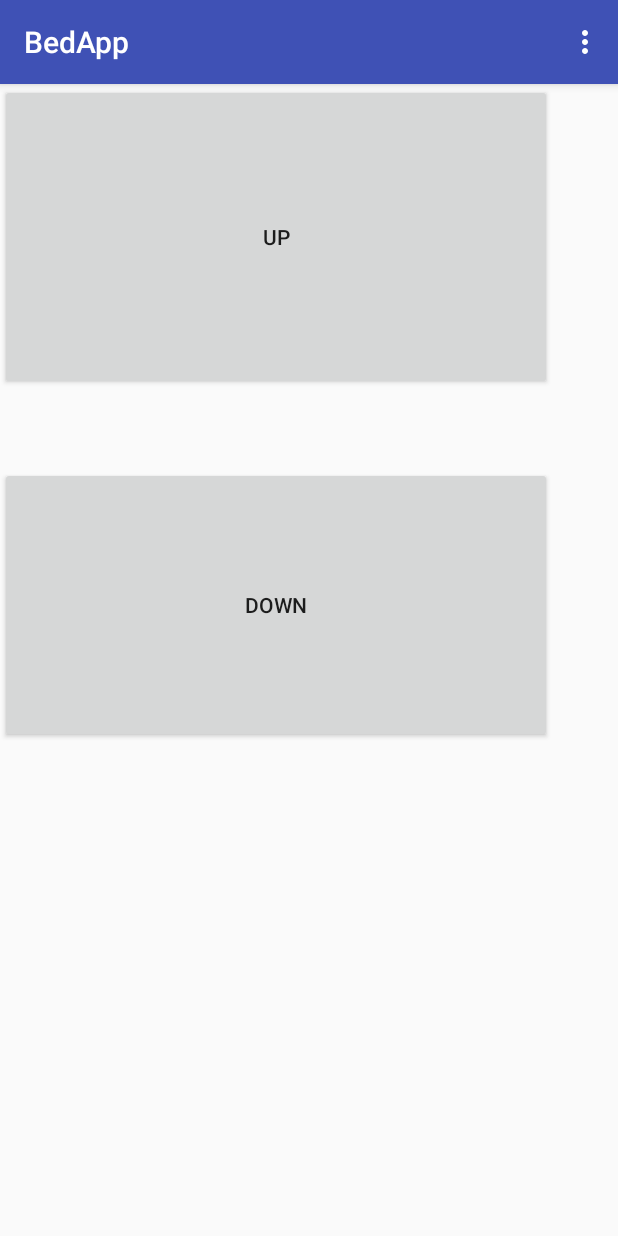
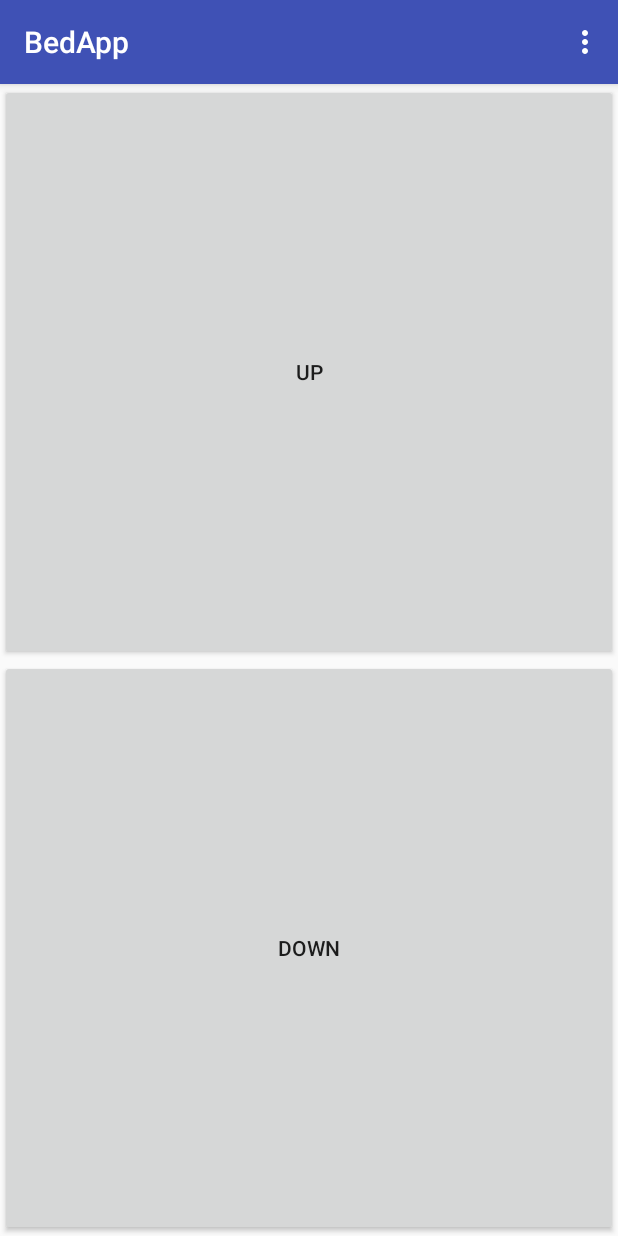
Before and after one commit to zebrajaeger/MotorBed, an Android app: the screen it shows after launch (MainActivity), on a phone screen of 412 x 824 dp. Run offline under Robolectric (Android 15) with nearby library versions, the phone set to English and light mode, and no system bars.

Commit message:
fix layout

```diff
--- a/android/app/src/main/AndroidManifest.xml
+++ b/android/app/src/main/AndroidManifest.xml
@@ -14,10 +14,10 @@
         <activity
             android:name=".MainActivity"
             android:label="@string/app_name"
-            android:theme="@style/AppTheme.NoActionBar">
+            android:theme="@style/AppTheme.NoActionBar"
+            android:screenOrientation="portrait">
             <intent-filter>
                 <action android:name="android.intent.action.MAIN" />
-
                 <category android:name="android.intent.category.LAUNCHER" />
             </intent-filter>
         </activity>
--- a/android/app/src/main/res/layout/fragment_main.xml
+++ b/android/app/src/main/res/layout/fragment_main.xml
@@ -7,31 +7,24 @@
     tools:context="zebrajaeger.de.bedapp.MainActivityFragment"
     tools:showIn="@layout/activity_main">
 
-    <LinearLayout
-        android:layout_width="368dp"
-        android:layout_height="439dp"
-        android:orientation="vertical"
-        tools:layout_editor_absoluteY="8dp"
-        tools:layout_editor_absoluteX="8dp">
-
+    <LinearLayout xmlns:android="http://schemas.android.com/apk/res/android"
+        android:layout_width="fill_parent"
+        android:layout_height="fill_parent"
+        android:orientation="vertical" >
         <Button
             android:id="@+id/button_up"
+
             android:layout_width="match_parent"
-            android:layout_height="wrap_content"
-            android:layout_weight="1.15"
+            android:layout_height="0dp"
+            android:layout_weight=".20"
             android:text="UP" />
-
-        <Space
-            android:layout_width="match_parent"
-            android:layout_height="10px"
-            android:layout_weight="0.33"
-            android:visibility="visible" />
-
         <Button
             android:id="@+id/button_down"
+
             android:layout_width="match_parent"
-            android:layout_height="wrap_content"
-            android:layout_weight="1.00"
-            android:text="Down" />
+            android:layout_height="0dp"
+            android:layout_weight=".20"
+            android:text="DOWN" />
     </LinearLayout>
+
 </android.support.constraint.ConstraintLayout>
--- a/android/build.gradle
+++ b/android/build.gradle
@@ -5,7 +5,7 @@ buildscript {
         jcenter()
     }
     dependencies {
-        classpath 'com.android.tools.build:gradle:2.3.3'
+        classpath 'com.android.tools.build:gradle:2.2.3'
 
         // NOTE: Do not place your application dependencies here; they belong
         // in the individual module build.gradle files
```
Also changed, not shown: android/app/src/main/res/mipmap-hdpi/ic_launcher.png, android/app/src/main/res/mipmap-hdpi/ic_launcher_round.png, android/app/src/main/res/mipmap-mdpi/ic_launcher.png, android/app/src/main/res/mipmap-mdpi/ic_launcher_round.png, android/app/src/main/res/mipmap-xhdpi/ic_launcher.png, android/app/src/main/res/mipmap-xhdpi/ic_launcher_round.png, android/app/src/main/res/mipmap-xxhdpi/ic_launcher.png, android/app/src/main/res/mipmap-xxhdpi/ic_launcher_round.png, android/app/src/main/res/mipmap-xxxhdpi/ic_launcher.png, android/app/src/main/res/mipmap-xxxhdpi/ic_launcher_round.png.
